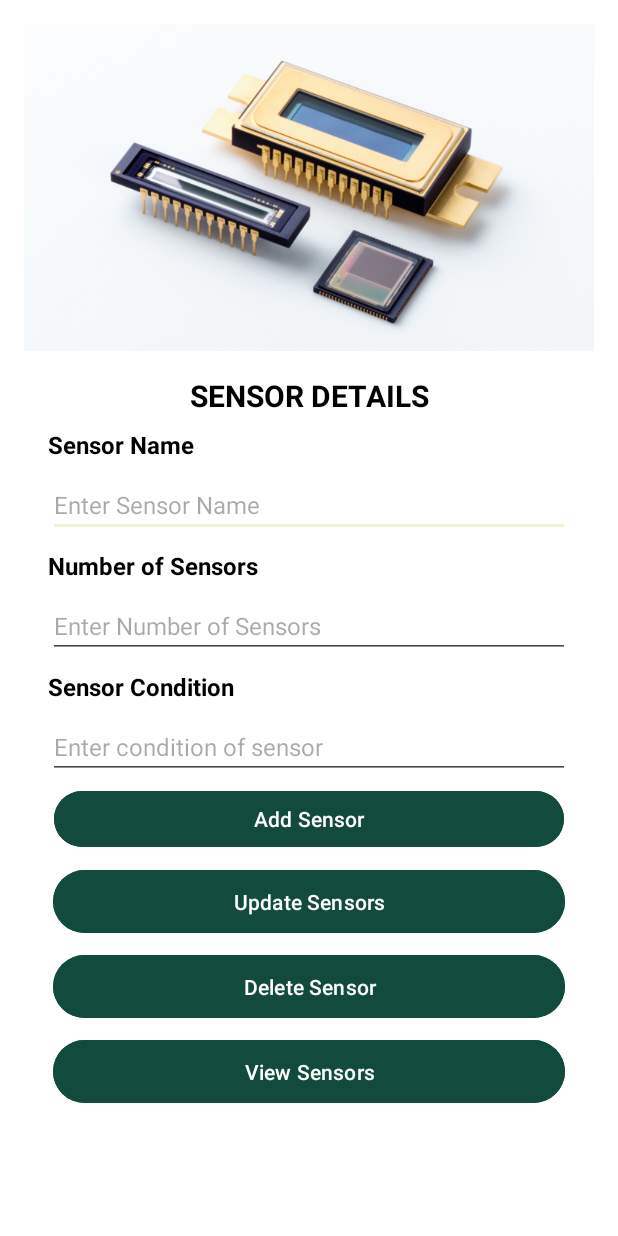
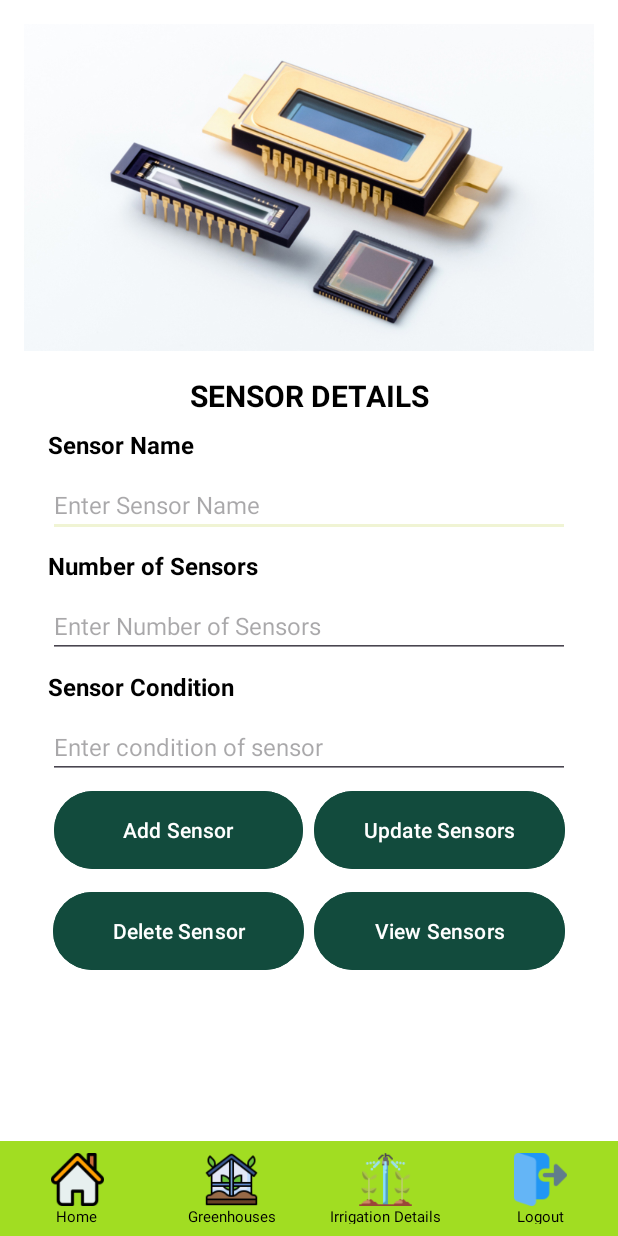
Before and after one commit to pruwt/finalProject, an Android app: the AddSensors screen opened directly, with no data from a screen before it, on a phone screen of 412 x 824 dp. Run offline under Robolectric (Android 15) with nearby library versions, the phone set to English and light mode, and no system bars; our stand-ins replace Firebase (no records; nobody signed in at launch, a user with empty details on screens opened directly).

Commit message:
modified dashboard and sensors navs & layout

```diff
--- a/app/src/main/java/com/example/finalproject/AddSensors.java
+++ b/app/src/main/java/com/example/finalproject/AddSensors.java
@@ -10,6 +10,7 @@ import android.util.Log;
 import android.view.View;
 import android.widget.Button;
 import android.widget.EditText;
+import android.widget.ImageButton;
 import android.widget.Toast;
 
 import com.google.android.gms.tasks.OnFailureListener;
@@ -29,6 +30,7 @@ public class AddSensors extends AppCompatActivity {
     private DatabaseReference db;
     private FirebaseAuth mAuth;
     private EditText sensorEditText, numofsensorsEditText, conditionEditText;
+    private ImageButton homeButtonSensors,greenhousesButtonSensors,irrigationButtonSensors,logoutButtonSensors;
     private Button addSensorBtn, viewSensorsBtn, deleteSensorBtn,updateSensorBtn;
     private String selectedSensorId = null; // This will store the ID of the selected sensor
 
@@ -60,6 +62,10 @@ public class AddSensors extends AppCompatActivity {
         updateSensorBtn = findViewById(R.id.updateSensorBtn);
         deleteSensorBtn = findViewById(R.id.deleteSensorBtn);
         viewSensorsBtn = findViewById(R.id.viewSensorsBtn);
+        homeButtonSensors= findViewById(R.id.homeButtonSensors);
+        greenhousesButtonSensors= findViewById(R.id.greenhousesButtonSensors);
+        irrigationButtonSensors= findViewById(R.id.irrigationButtonSensors);
+        logoutButtonSensors= findViewById(R.id.logoutButtonSensors);
 
         addSensorBtn.setOnClickListener(new View.OnClickListener() {
             @Override
@@ -112,6 +118,39 @@ public class AddSensors extends AppCompatActivity {
             public void onClick(View v) {
             Intent intent = new Intent(AddSensors.this, ViewSensorsUsers.class);
             startActivity(intent);
+            }
+        });
+
+        //navbar
+        homeButtonSensors.setOnClickListener(new View.OnClickListener() {
+            @Override
+            public void onClick(View v) {
+                Intent intent = new Intent(AddSensors.this,Home.class);
+                startActivity(intent);
+            }
+        });
+
+        greenhousesButtonSensors.setOnClickListener(new View.OnClickListener() {
+            @Override
+            public void onClick(View v) {
+                Intent intent = new Intent(AddSensors.this,addGreenhouse.class);
+                startActivity(intent);
+            }
+        });
+
+        irrigationButtonSensors.setOnClickListener(new View.OnClickListener() {
+            @Override
+            public void onClick(View v) {
+                Intent intent = new Intent(AddSensors.this,Dashboard.class);
+                startActivity(intent);
+            }
+        });
+
+        logoutButtonSensors.setOnClickListener(new View.OnClickListener() {
+            @Override
+            public void onClick(View v) {
+                Intent intent = new Intent(AddSensors.this,Login.class);
+                startActivity(intent);
             }
         });
     }
--- a/app/src/main/res/layout/activity_add_sensors.xml
+++ b/app/src/main/res/layout/activity_add_sensors.xml
@@ -11,11 +11,9 @@
     <LinearLayout
         android:layout_width="match_parent"
         android:layout_height="match_parent"
-        android:layout_gravity="top"
         android:orientation="vertical"
         android:padding="16dp"
-        tools:layout_editor_absoluteX="144dp"
-        tools:layout_editor_absoluteY="0dp">
+        android:layout_gravity="top">
 
         <!-- Image section -->
         <ImageView
@@ -26,13 +24,12 @@
             android:scaleType="centerCrop"
             android:src="@drawable/sensors" />
 
-        <!--        sensor details-->
+        <!-- Sensor details -->
         <LinearLayout
             android:layout_width="match_parent"
             android:layout_height="wrap_content"
             android:orientation="vertical"
             android:padding="16dp">
-
 
             <TextView
                 android:id="@+id/textView"
@@ -44,7 +41,7 @@
                 android:textColor="@color/black"
                 android:textStyle="bold" />
 
-<!--            sensor name and info-->
+            <!-- Sensor name and info -->
             <TextView
                 android:id="@+id/sensorsTextView"
                 android:layout_width="wrap_content"
@@ -62,10 +59,9 @@
                 android:hint="Enter Sensor Name"
                 android:textSize="16sp"
                 android:layout_marginTop="8dp"
-                android:textColor="@color/black"
-                />
+                android:textColor="@color/black" />
 
-            <!--Number of Sensor-->
+            <!-- Number of Sensors -->
             <TextView
                 android:id="@+id/numofSensorsTextView"
                 android:layout_width="wrap_content"
@@ -83,9 +79,9 @@
                 android:hint="Enter Number of Sensors"
                 android:textSize="16sp"
                 android:layout_marginTop="8dp"
-                android:textColor="@color/black"
-                />
-            <!--Condition of Sensor-->
+                android:textColor="@color/black" />
+
+            <!-- Condition of Sensor -->
             <TextView
                 android:id="@+id/conditionTextView"
                 android:layout_width="wrap_content"
@@ -103,60 +99,183 @@
                 android:hint="Enter condition of sensor"
                 android:textSize="16sp"
                 android:layout_marginTop="8dp"
-                android:textColor="@color/black"
-                />
-<!--            add, delete and view buttons-->
+                android:textColor="@color/black" />
 
+            <!-- Add, delete and view buttons -->
             <LinearLayout
                 android:layout_width="match_parent"
                 android:layout_height="wrap_content"
                 android:gravity="center"
-                android:orientation="vertical">
+                android:orientation="horizontal">
 
-<!--                view button-->
+                <!-- Add button -->
                 <Button
                     android:id="@+id/addSensorBtn"
                     android:layout_width="match_parent"
-                    android:layout_height="45dp"
+                    android:layout_height="60dp"
                     android:layout_margin="4dp"
                     android:layout_weight="1"
                     android:backgroundTint="#124B3D"
                     android:text="Add Sensor"
                     android:textColor="@android:color/white" />
 
+                <!-- Update button -->
                 <Button
                     android:id="@+id/updateSensorBtn"
                     android:layout_width="match_parent"
-                    android:layout_height="50dp"
+                    android:layout_height="60dp"
                     android:layout_margin="3dp"
                     android:layout_weight="1"
                     android:backgroundTint="#124B3D"
                     android:text="Update Sensors"
                     android:textColor="@android:color/white" />
+            </LinearLayout>
 
+            <!-- Second row of buttons -->
+            <LinearLayout
+                android:layout_width="match_parent"
+                android:layout_height="wrap_content"
+                android:gravity="center"
+                android:orientation="horizontal">
+
+                <!-- Delete button -->
                 <Button
                     android:id="@+id/deleteSensorBtn"
                     android:layout_width="match_parent"
-                    android:layout_height="50dp"
+                    android:layout_height="60dp"
                     android:layout_margin="3dp"
                     android:layout_weight="1"
                     android:backgroundTint="#124B3D"
                     android:text="Delete Sensor"
                     android:textColor="@android:color/white" />
+
+                <!-- View button -->
                 <Button
                     android:id="@+id/viewSensorsBtn"
                     android:layout_width="match_parent"
-                    android:layout_height="50dp"
+                    android:layout_height="60dp"
                     android:layout_margin="3dp"
                     android:layout_weight="1"
                     android:backgroundTint="#124B3D"
                     android:text="View Sensors"
                     android:textColor="@android:color/white" />
+            </LinearLayout>
+        </LinearLayout>
+    </LinearLayout>
 
-            </LinearLayout>
+    <!-- Bottom navigation bar -->
+    <LinearLayout
+        android:layout_width="match_parent"
+        android:layout_height="63dp"
+        android:layout_gravity="bottom"
+        android:background="?android:attr/windowBackground"
+        android:backgroundTint="#A1DD22"
+        android:orientation="horizontal"
+        android:paddingVertical="8dp"
+        android:weightSum="4">
 
+        <!-- Home Button Section -->
+        <LinearLayout
+            android:layout_width="0dp"
+            android:layout_height="wrap_content"
+            android:layout_weight="1"
+            android:gravity="center"
+            android:orientation="vertical">
 
+            <ImageButton
+                android:id="@+id/homeButtonSensors"
+                android:layout_width="match_parent"
+                android:layout_height="35dp"
+                android:background="?attr/selectableItemBackgroundBorderless"
+                android:contentDescription="@string/home"
+                android:scaleType="centerInside"
+                android:src="@drawable/ic_home" />
+
+            <TextView
+                android:layout_width="wrap_content"
+                android:layout_height="wrap_content"
+                android:gravity="center"
+                android:text="Home"
+                android:textColor="@color/black"
+                android:textSize="10sp" />
         </LinearLayout>
 
+        <!-- Greenhouses Button Section -->
+        <LinearLayout
+            android:layout_width="0dp"
+            android:layout_height="wrap_content"
+            android:layout_weight="1"
+            android:gravity="center"
+            android:orientation="vertical">
+
+            <ImageButton
+                android:id="@+id/greenhousesButtonSensors"
+                android:layout_width="match_parent"
+                android:layout_height="35dp"
+                android:background="?attr/selectableItemBackgroundBorderless"
+                android:contentDescription="@string/greenhouses"
+                android:scaleType="centerInside"
+                android:src="@drawable/ic_greenhouse" />
+
+            <TextView
+                android:layout_width="wrap_content"
+                android:layout_height="wrap_content"
+                android:gravity="center"
+                android:text="Greenhouses"
+                android:textColor="@color/black"
+                android:textSize="10sp" />
+        </LinearLayout>
+
+        <!-- Irrigation Button Section -->
+        <LinearLayout
+            android:layout_width="0dp"
+            android:layout_height="wrap_content"
+            android:layout_weight="1"
+            android:gravity="center"
+            android:orientation="vertical">
+
+            <ImageButton
+                android:id="@+id/irrigationButtonSensors"
+                android:layout_width="match_parent"
+                android:layout_height="35dp"
+                android:background="?attr/selectableItemBackgroundBorderless"
+                android:contentDescription="@string/irrigation"
+                android:scaleType="centerInside"
+                android:src="@drawable/ic_irrigation" />
+
+            <TextView
+                android:layout_width="wrap_content"
+                android:layout_height="wrap_content"
+                android:gravity="center"
+                android:text="Irrigation Details"
+                android:textColor="@color/black"
+                android:textSize="10sp" />
+        </LinearLayout>
+
+        <!-- Logout Button Section -->
+        <LinearLayout
+            android:layout_width="0dp"
+            android:layout_height="wrap_content"
+            android:layout_weight="1"
+            android:gravity="center"
+            android:orientation="vertical">
+
+            <ImageButton
+                android:id="@+id/logoutButtonSensors"
+                android:layout_width="match_parent"
+                android:layout_height="35dp"
+                android:background="?attr/selectableItemBackgroundBorderless"
+                android:contentDescription="@string/logout"
+                android:scaleType="centerInside"
+                android:src="@drawable/ic_logout" />
+
+            <TextView
+                android:layout_width="wrap_content"
+                android:layout_height="wrap_content"
+                android:gravity="center"
+                android:text="Logout"
+                android:textColor="@color/black"
+                android:textSize="10sp" />
+        </LinearLayout>
     </LinearLayout>
 </FrameLayout>
--- a/app/src/main/res/layout/activity_dashboard.xml
+++ b/app/src/main/res/layout/activity_dashboard.xml
@@ -1,18 +1,27 @@
 <?xml version="1.0" encoding="utf-8"?>
-<ScrollView
+<androidx.constraintlayout.widget.ConstraintLayout
     xmlns:android="http://schemas.android.com/apk/res/android"
     xmlns:tools="http://schemas.android.com/tools"
     xmlns:app="http://schemas.android.com/apk/res-auto"
     android:layout_width="match_parent"
     android:layout_height="match_parent"
-    android:padding="16dp">
+    android:padding="16dp"
+    android:background="@android:color/white"
+    tools:context=".Dashboard">
+
+    <ScrollView
+        android:layout_width="0dp"
+        android:layout_height="0dp"
+        app:layout_constraintTop_toTopOf="parent"
+        app:layout_constraintBottom_toTopOf="@id/bottomNavigation"
+        app:layout_constraintStart_toStartOf="parent"
+        app:layout_constraintEnd_toEndOf="parent"
+        android:background="@android:color/white">
 
         <LinearLayout
             android:layout_width="match_parent"
             android:layout_height="wrap_content"
-        android:orientation="vertical"
-        android:background="@android:color/white"
-        tools:context=".Dashboard">
+            android:orientation="vertical">
 
             <!-- Header Section -->
             <LinearLayout
@@ -29,7 +38,6 @@
                     android:layout_height="40dp"
                     android:contentDescription="@string/app_logo"
                     android:src="@drawable/farmflow" />
-
             </LinearLayout>
 
             <!-- Main Content -->
@@ -51,7 +59,6 @@
                     android:textStyle="bold" />
 
                 <!-- Moisture -->
-
                 <TextView
                     android:layout_width="wrap_content"
                     android:layout_height="wrap_content"
@@ -207,8 +214,13 @@
                         tools:ignore="UseSwitchCompatOrMaterialXml" />
                 </LinearLayout>
             </LinearLayout>
+        </LinearLayout>
+    </ScrollView>
+
+    <!-- Bottom Navigation -->
     <LinearLayout
-            android:layout_width="match_parent"
+        android:id="@+id/bottomNavigation"
+        android:layout_width="0dp"
         android:layout_height="wrap_content"
         android:layout_gravity="bottom"
         android:background="?android:attr/windowBackground"
@@ -218,9 +230,7 @@
         android:weightSum="4"
         app:layout_constraintBottom_toBottomOf="parent"
         app:layout_constraintEnd_toEndOf="parent"
-            app:layout_constraintStart_toStartOf="parent"
-            app:layout_constraintTop_toBottomOf="@+id/irrigationOffButton"
-            app:layout_constraintVertical_bias="1.0">
+        app:layout_constraintStart_toStartOf="parent">
 
         <ImageButton
             android:id="@+id/homeButtonIrrigation"
@@ -262,5 +272,4 @@
             android:scaleType="centerInside"
             android:src="@drawable/ic_logout" />
     </LinearLayout>
-    </LinearLayout>
-</ScrollView>
+</androidx.constraintlayout.widget.ConstraintLayout>
```
Lines whose indentation alone changed are shown as unchanged.
